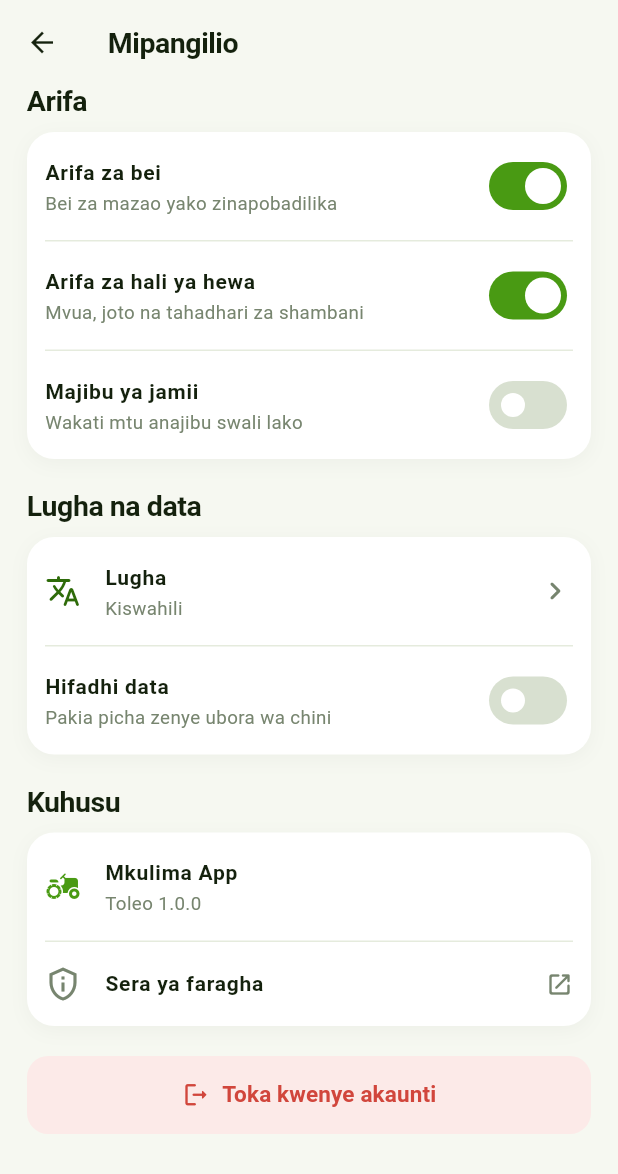
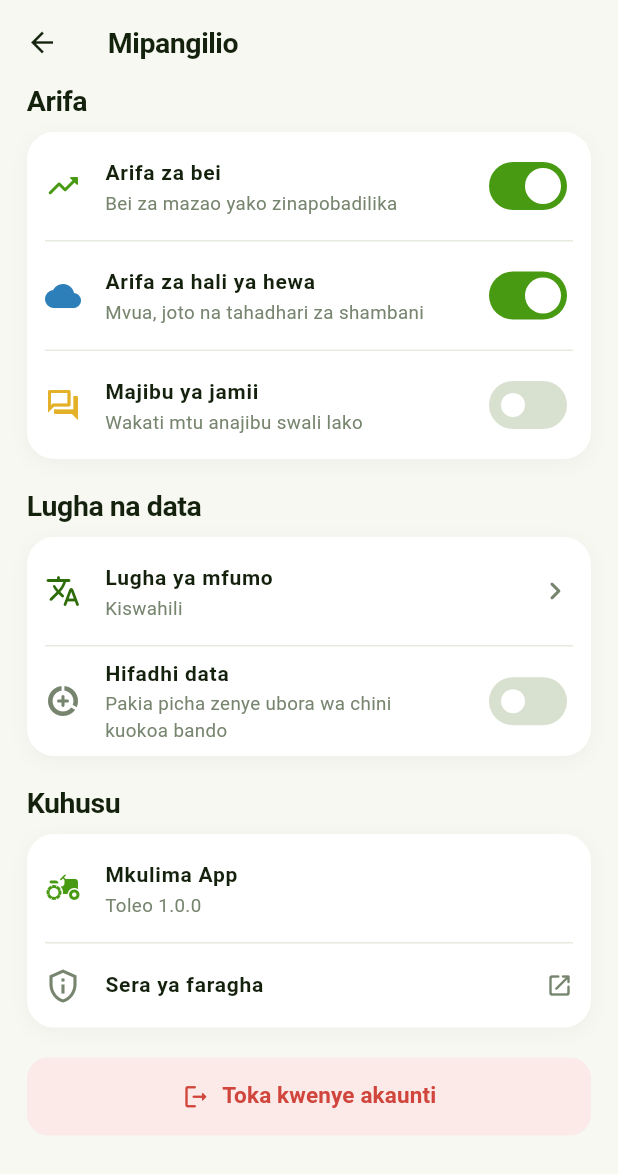
Before and after one commit to APKnation/mkulima, a Flutter app: the SettingsScreen screen opened directly, on a phone screen of 412 x 824 dp. Shown: the top 1174 px of the screen. Run offline on Flutter 3.47's test engine with Material 3 defaults, Android fonts, the phone set to English and light mode, and no system bars; our stand-ins replace material_ui.

Commit message:
updated layout

```diff
--- a/lib/features/profile/settings_screen.dart
+++ b/lib/features/profile/settings_screen.dart
@@ -32,7 +32,7 @@ class _SettingsScreenState extends State<SettingsScreen> {
           AppSpacing.xxxl,
         ),
         children: [
-          Text('Arifa', style: AppText.h2),
+              _MenuSectionHeader(title: 'Arifa'),
               const SizedBox(height: AppSpacing.sm),
               MkCard(
                 shadow: AppShadows.soft,
@@ -43,6 +43,7 @@ class _SettingsScreenState extends State<SettingsScreen> {
                       value: _priceAlerts,
                       onChanged: (value) => setState(() => _priceAlerts = value),
                       contentPadding: EdgeInsets.zero,
+                      secondary: const Icon(Icons.trending_up_rounded, color: AppColors.primary),
                       title: Text('Arifa za bei', style: AppText.bodyStrong),
                       subtitle: Text(
                         'Bei za mazao yako zinapobadilika',
@@ -54,6 +55,7 @@ class _SettingsScreenState extends State<SettingsScreen> {
                       value: _weatherAlerts,
                       onChanged: (value) => setState(() => _weatherAlerts = value),
                       contentPadding: EdgeInsets.zero,
+                      secondary: const Icon(Icons.wb_cloudy_rounded, color: AppColors.info),
                       title: Text('Arifa za hali ya hewa', style: AppText.bodyStrong),
                       subtitle: Text(
                         'Mvua, joto na tahadhari za shambani',
@@ -66,6 +68,7 @@ class _SettingsScreenState extends State<SettingsScreen> {
                       onChanged: (value) =>
                           setState(() => _communityUpdates = value),
                       contentPadding: EdgeInsets.zero,
+                      secondary: const Icon(Icons.forum_outlined, color: AppColors.accent),
                       title: Text('Majibu ya jamii', style: AppText.bodyStrong),
                       subtitle: Text(
                         'Wakati mtu anajibu swali lako',
@@ -76,7 +79,7 @@ class _SettingsScreenState extends State<SettingsScreen> {
                 ),
               ),
               const SizedBox(height: AppSpacing.xl),
-          Text('Lugha na data', style: AppText.h2),
+              _MenuSectionHeader(title: 'Lugha na data'),
               const SizedBox(height: AppSpacing.sm),
               MkCard(
                 shadow: AppShadows.soft,
@@ -89,7 +92,7 @@ class _SettingsScreenState extends State<SettingsScreen> {
                         Icons.translate_rounded,
                         color: AppColors.primaryDark,
                       ),
-                  title: Text('Lugha', style: AppText.bodyStrong),
+                      title: Text('Lugha ya mfumo', style: AppText.bodyStrong),
                       subtitle: Text(_language, style: AppText.small),
                       trailing: const Icon(
                         Icons.chevron_right_rounded,
@@ -110,9 +113,10 @@ class _SettingsScreenState extends State<SettingsScreen> {
                       value: _dataSaver,
                       onChanged: (value) => setState(() => _dataSaver = value),
                       contentPadding: EdgeInsets.zero,
+                      secondary: const Icon(Icons.data_saver_on_rounded, color: AppColors.muted),
                       title: Text('Hifadhi data', style: AppText.bodyStrong),
                       subtitle: Text(
-                    'Pakia picha zenye ubora wa chini',
+                        'Pakia picha zenye ubora wa chini kuokoa bando',
                         style: AppText.small,
                       ),
                     ),
@@ -120,7 +124,7 @@ class _SettingsScreenState extends State<SettingsScreen> {
                 ),
               ),
               const SizedBox(height: AppSpacing.xl),
-          Text('Kuhusu', style: AppText.h2),
+              _MenuSectionHeader(title: 'Kuhusu'),
           const SizedBox(height: AppSpacing.sm),
           MkCard(
             shadow: AppShadows.soft,
@@ -191,7 +195,10 @@ class _LanguageSheet extends StatelessWidget {
 
   @override
   Widget build(BuildContext context) {
-    const languages = ['Kiswahili', 'English'];
+    const languages = [
+      ('Kiswahili', 'Lugha chaguomsingi ya Mkulima'),
+      ('English', 'English language version'),
+    ];
     return SafeArea(
       child: Padding(
         padding: const EdgeInsets.fromLTRB(
@@ -208,20 +215,21 @@ class _LanguageSheet extends StatelessWidget {
             const SizedBox(height: AppSpacing.lg),
             const SheetHeader(
               title: 'Chagua lugha',
-              subtitle: 'Kiswahili ni lugha kuu ya Mkulima App',
+              subtitle: 'Chagua lugha unayopendelea kutumia kwenye programu',
             ),
             const SizedBox(height: AppSpacing.sm),
-            for (final language in languages)
+            for (final (lang, desc) in languages)
               ListTile(
                 contentPadding: EdgeInsets.zero,
-                title: Text(language, style: AppText.bodyStrong),
-                trailing: language == current
+                title: Text(lang, style: AppText.bodyStrong),
+                subtitle: Text(desc, style: AppText.small),
+                trailing: lang == current
                     ? const Icon(
                         Icons.check_circle_rounded,
                         color: AppColors.primary,
                       )
                     : null,
-                onTap: () => Navigator.of(context).pop(language),
+                onTap: () => Navigator.of(context).pop(lang),
               ),
           ],
         ),
@@ -229,3 +237,14 @@ class _LanguageSheet extends StatelessWidget {
     );
   }
 }
+
+class _MenuSectionHeader extends StatelessWidget {
+  const _MenuSectionHeader({required this.title});
+
+  final String title;
+
+  @override
+  Widget build(BuildContext context) {
+    return Text(title, style: AppText.h2);
+  }
+}
```
Also changed, not shown: lib/features/profile/favorites_screen.dart (+19 -4 lines), lib/features/profile/notifications_screen.dart (+31 -8 lines), lib/features/profile/profile_screen.dart (+44 -11 lines), lib/features/weather/weather_screen.dart (+7 -1 lines). Lines whose indentation alone changed are shown as unchanged.
